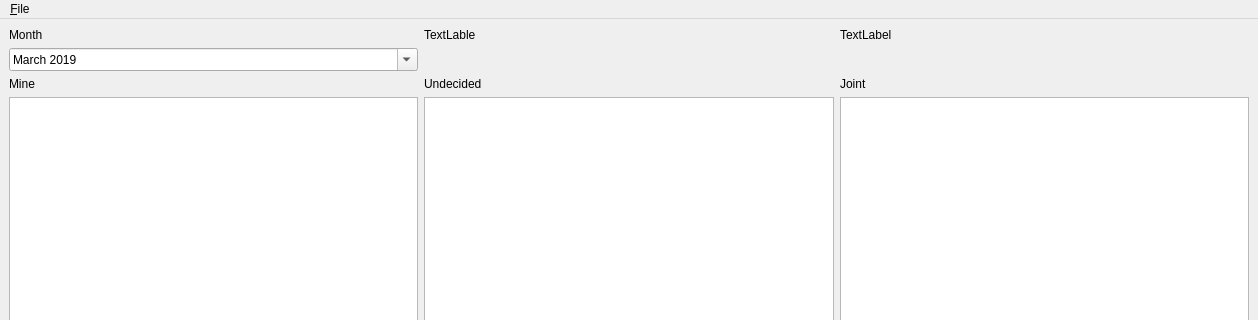
The window that finance.ui (steve6390/finance3) describes before a commit, drawn with Qt 5; both pictures show x 0 to 1258 and y 0 to 320 of the 1258 by 929 pixel window.
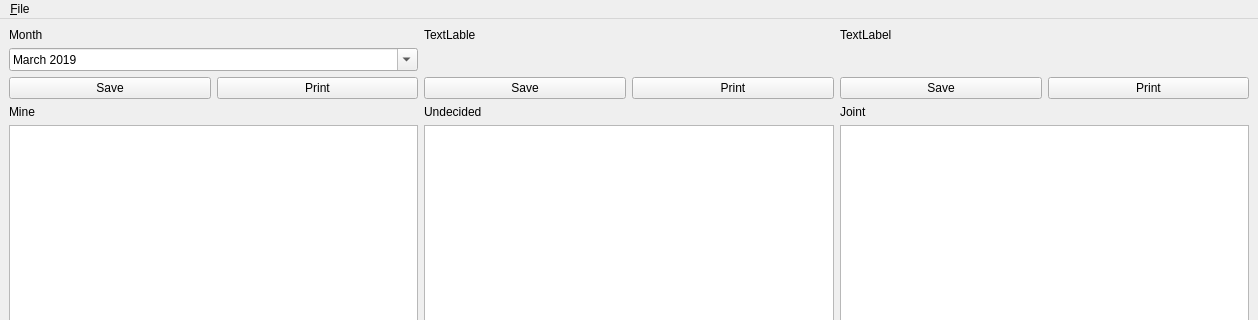
The same window after the commit. Custom widgets are drawn as their Qt base class.

Diff of the .ui file:
```diff
--- a/finance.ui
+++ b/finance.ui
@@ -17,7 +17,7 @@
    <layout class="QGridLayout" name="gridLayout">
     <item row="2" column="0">
      <layout class="QGridLayout" name="mainGrid">
-      <item row="3" column="0">
+      <item row="4" column="0">
        <widget class="FinanceTableWidget" name="leftTable">
         <property name="rowCount">
          <number>0</number>
@@ -27,21 +27,21 @@
         </property>
        </widget>
       </item>
-      <item row="1" column="2">
+      <item row="2" column="2">
        <widget class="QLabel" name="labelJoint">
         <property name="text">
          <string>Joint</string>
         </property>
        </widget>
       </item>
-      <item row="1" column="0">
+      <item row="2" column="0">
        <widget class="QLabel" name="labelMine">
         <property name="text">
          <string>Mine</string>
         </property>
        </widget>
       </item>
-      <item row="3" column="1">
+      <item row="4" column="1">
        <widget class="FinanceTableWidget" name="midTable">
         <property name="rowCount">
          <number>0</number>
@@ -51,7 +51,7 @@
         </property>
        </widget>
       </item>
-      <item row="3" column="2">
+      <item row="4" column="2">
        <widget class="FinanceTableWidget" name="rightTable">
         <property name="rowCount">
          <number>0</number>
@@ -61,34 +61,88 @@
         </property>
        </widget>
       </item>
-      <item row="1" column="1">
+      <item row="2" column="1">
        <widget class="QLabel" name="labelUndecided">
         <property name="text">
          <string>Undecided</string>
         </property>
        </widget>
       </item>
-      <item row="4" column="2">
+      <item row="5" column="2">
        <widget class="QLabel" name="rightTotal">
         <property name="text">
          <string>Total $0</string>
         </property>
        </widget>
       </item>
-      <item row="4" column="1">
+      <item row="5" column="1">
        <widget class="QLabel" name="midTotal">
         <property name="text">
          <string>Total $0</string>
         </property>
        </widget>
       </item>
-      <item row="4" column="0">
+      <item row="5" column="0">
        <widget class="QLabel" name="leftTotal">
         <property name="text">
          <string>Total $0</string>
         </property>
        </widget>
       </item>
+      <item row="0" column="0">
+       <layout class="QHBoxLayout" name="horizontalLayout">
+        <item>
+         <widget class="QPushButton" name="saveLeftButton">
+          <property name="text">
+           <string>Save</string>
+          </property>
+         </widget>
+        </item>
+        <item>
+         <widget class="QPushButton" name="printLeftButton">
+          <property name="text">
+           <string>Print</string>
+          </property>
+         </widget>
+        </item>
+       </layout>
+      </item>
+      <item row="0" column="1">
+       <layout class="QHBoxLayout" name="horizontalLayout_2">
+        <item>
+         <widget class="QPushButton" name="saveMidButton">
+          <property name="text">
+           <string>Save</string>
+          </property>
+         </widget>
+        </item>
+        <item>
+         <widget class="QPushButton" name="printMidButton">
+          <property name="text">
+           <string>Print</string>
+          </property>
+         </widget>
+        </item>
+       </layout>
+      </item>
+      <item row="0" column="2">
+       <layout class="QHBoxLayout" name="horizontalLayout_3">
+        <item>
+         <widget class="QPushButton" name="saveRightButton">
+          <property name="text">
+           <string>Save</string>
+          </property>
+         </widget>
+        </item>
+        <item>
+         <widget class="QPushButton" name="printRightButton">
+          <property name="text">
+           <string>Print</string>
+          </property>
+         </widget>
+        </item>
+       </layout>
+      </item>
      </layout>
     </item>
     <item row="0" column="0">
```
